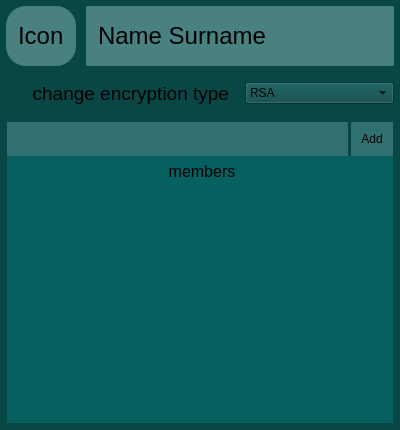
The window that src/interface/chatInfo.ui (OgurtsovAndrei/Messenger-project) describes before a commit, drawn with Qt 5.
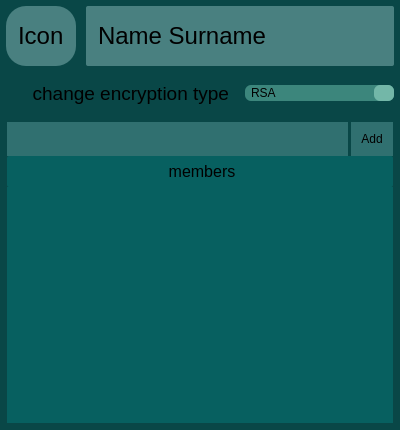
The same window after the commit.

What changed in the file:
```diff
--- a/src/interface/chatInfo.ui
+++ b/src/interface/chatInfo.ui
@@ -45,6 +45,13 @@
    </property>
    <item row="1" column="2">
     <widget class="QComboBox" name="encrOptions">
+     <property name="styleSheet">
+      <string notr="true">QComboBox::drop-down {background: #73B7A8; width: 20px; border-width: 1px; border-radius: 6px; padding: 0px;}
+QComboBox, QComboBox:on {border-width: 1px; border-radius: 6px; padding: 0px 0px 0px 6px;}
+QComboBox:!editable {background: #3C867C;}
+QComboBox:editable { background: #4C968C;}
+QComboBox QAbstractItemView { border: 2px #DDDDDD; border-radius: 6px; background-color: #3D9589;}</string>
+     </property>
      <property name="currentText">
       <string>RSA </string>
      </property>
```
